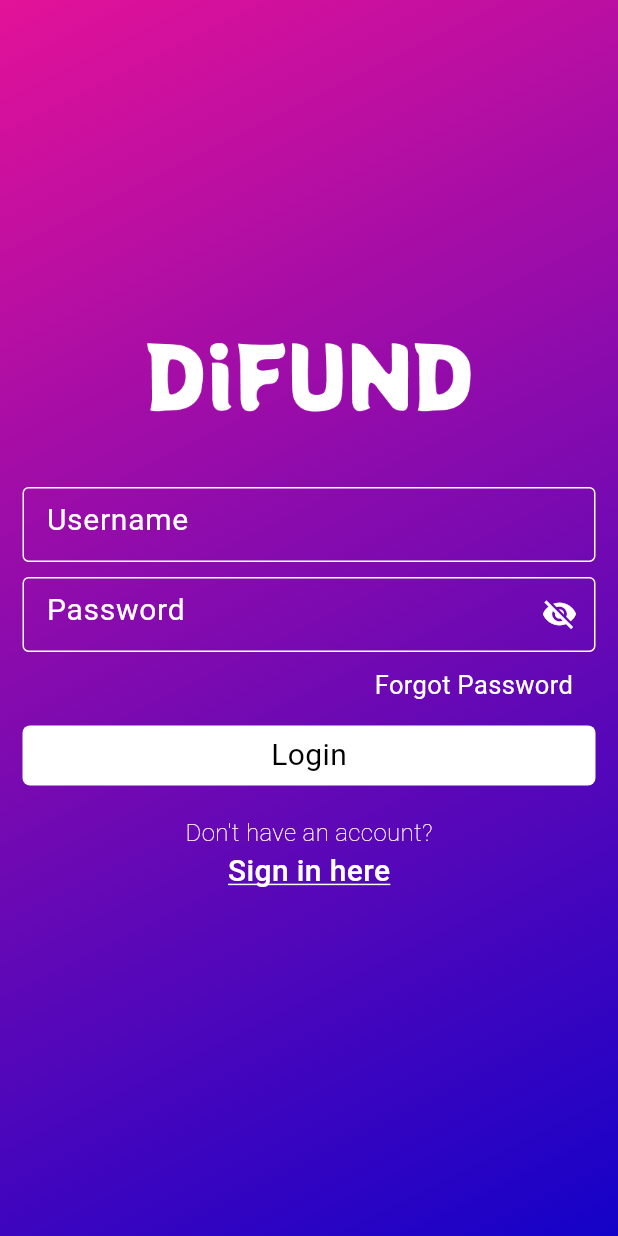
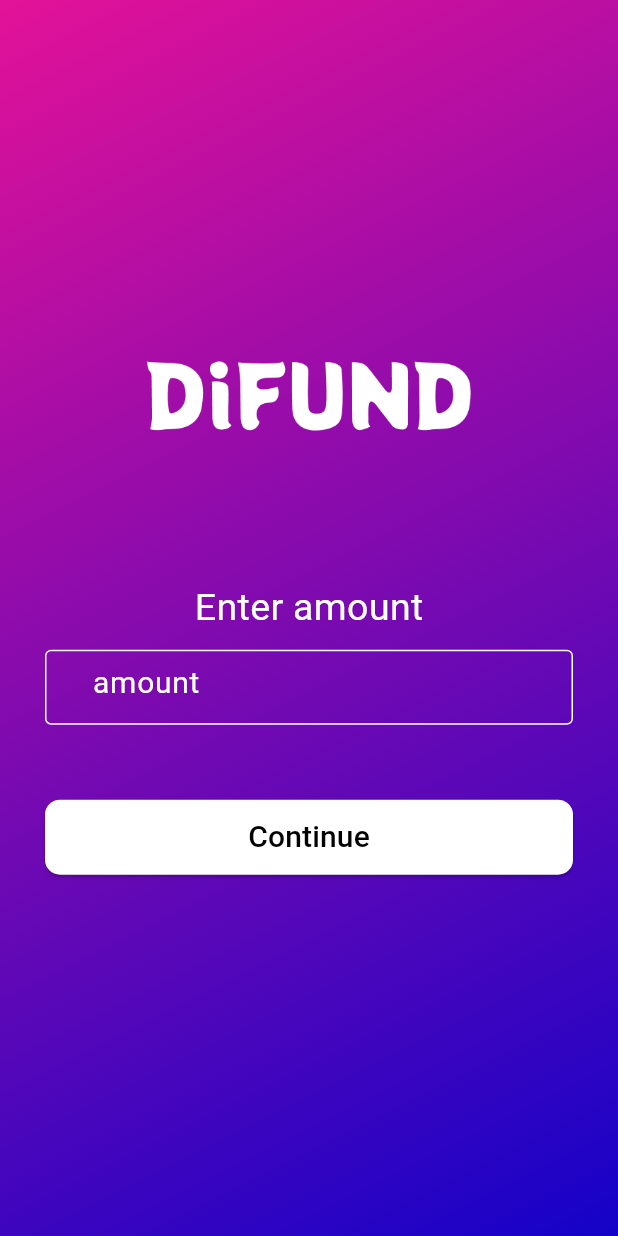
Before and after one commit to dhrisyapn/difund, a Flutter app: the screen it shows after launch, on a phone screen of 412 x 824 dp. Run offline on Flutter 3.47's test engine with Material 3 defaults, Android fonts, the phone set to English and light mode, and no system bars.

Commit message:
payment page added

```diff
--- /dev/null
+++ b/lib/donate.dart
@@ -0,0 +1,86 @@
+import 'package:flutter/material.dart';
+
+class DonatePage extends StatefulWidget {
+  const DonatePage({super.key});
+
+  @override
+  State<DonatePage> createState() => _DonatePageState();
+}
+
+class _DonatePageState extends State<DonatePage> {
+  @override
+  Widget build(BuildContext context) {
+    return Scaffold(
+      body: Container(
+        height: double.infinity,
+        width: double.infinity,
+        decoration: BoxDecoration(
+          gradient: LinearGradient(
+        colors: [Color(0xffE31298), Color(0xff1402C8)],
+        begin: Alignment.topLeft,
+        end: Alignment.bottomRight,
+      ),
+        ),
+        child: SafeArea(
+          child: Column(
+             mainAxisAlignment: MainAxisAlignment.center,
+            crossAxisAlignment: CrossAxisAlignment.center,
+            children: [
+              Image.asset(
+                'assets/logo.png',
+              width: 216,
+              ),
+              Padding(
+                padding: const EdgeInsets.only(top: 100),
+                child: Text(
+                  "Enter amount",
+                  style: TextStyle(
+                    fontSize: 25,
+                    fontWeight: FontWeight.w400,
+                    color: Colors.white
+                  ),
+                ),
+              ),
+              Padding(
+            padding: const EdgeInsets.only(left: 30,right: 30,top: 10),
+            child: SizedBox(height: 50,
+              child: TextField(
+                cursorColor: Colors.white,
+                decoration: InputDecoration(
+                  prefixText: '₹ ', // Add rupee symbol here
+    prefixStyle: TextStyle(color: Colors.white,fontSize: 20), // Style the rupee symbol
+                hintText: 'amount',hintStyle: TextStyle(color: Colors.white,fontSize: 20,),
+                                 enabledBorder: OutlineInputBorder(borderSide: BorderSide(color: Colors.white,width: 1)),
+                                 focusedBorder:  OutlineInputBorder(borderSide: BorderSide(color: Colors.white,width: 1))
+
+                                 ),
+                                 keyboardType: TextInputType.number,//number keyboard type
+                                 style: TextStyle(color: Colors.white,fontSize: 20),
+                                 ),
+            ),
+          ),
+          //need button
+          Padding(
+            padding: const EdgeInsets.only(left: 30,right: 30,top: 50),
+            child: SizedBox(
+              width: double.infinity,
+              height: 50,
+              child: ElevatedButton(
+                onPressed: (){},
+                child: Text("Continue",style: TextStyle(fontSize: 20,color: Colors.black),),
+                style: ElevatedButton.styleFrom(
+                  backgroundColor: Colors.white,
+                  shape: RoundedRectangleBorder(
+                    borderRadius: BorderRadius.circular(10)
+                  )
+                ),
+              ),
+            ),
+          ),
+            ],
+          ),
+        ),
+      ),
+    );
+  }
+}
--- a/lib/main.dart
+++ b/lib/main.dart
@@ -1,3 +1,5 @@
+import 'package:difund/donate.dart';
+import 'package:difund/forgot.dart';
 import 'package:difund/login.dart';
 import 'package:flutter/material.dart';
 
@@ -19,7 +21,7 @@
 
       ),
     debugShowCheckedModeBanner: false,
-    home: LoginPage(),
+    home: DonatePage(),
     );
   }
 }
```
Also changed, not shown: lib/forgot.dart (added, +104 -0 lines), lib/login.dart (+6 -1 lines), lib/signup.dart (+24 -0 lines).
